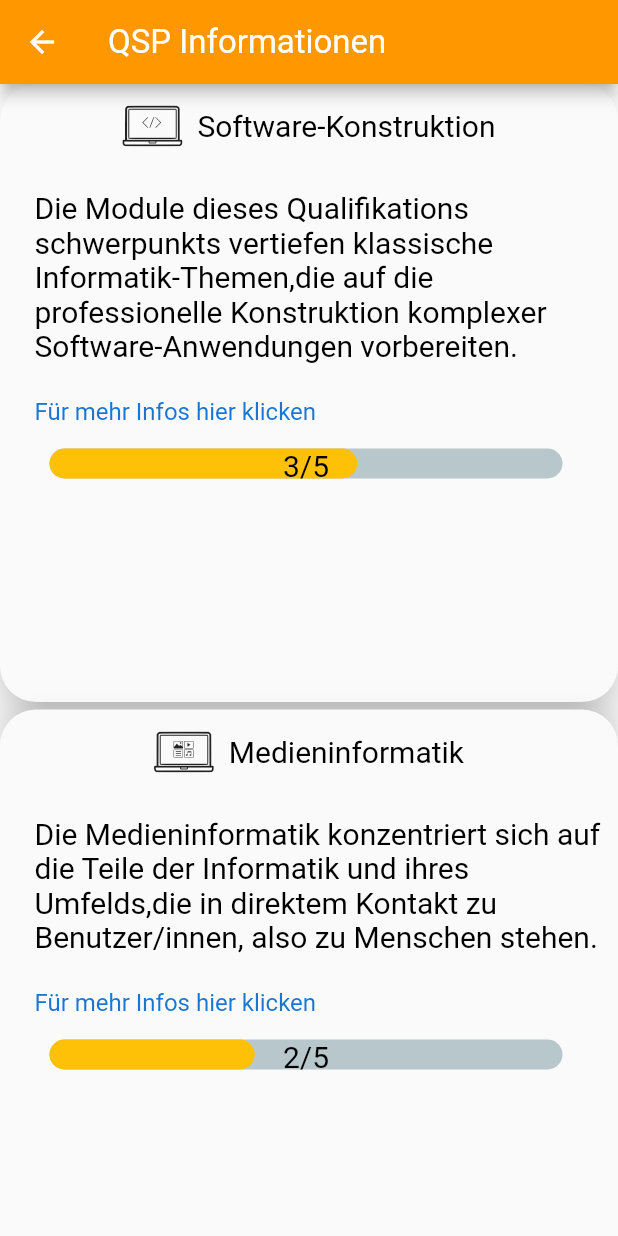
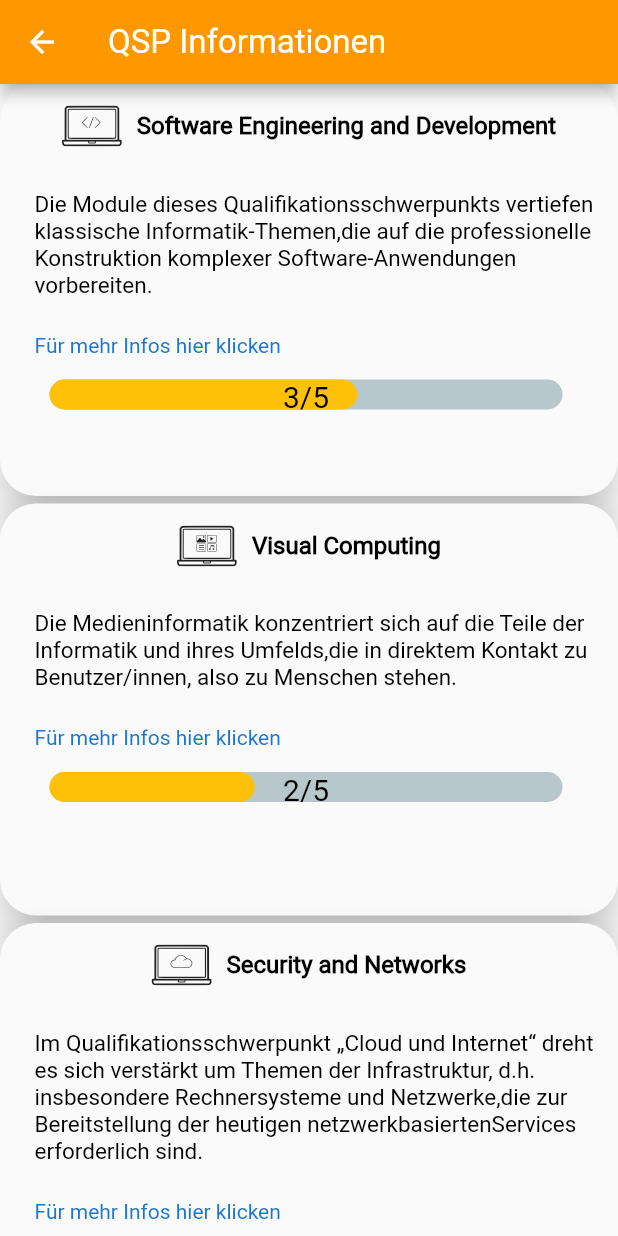
Before and after one commit to AlfredTachi/MyStudyBuddy2020, a Flutter app: the screen it shows after launch, after a tap on "Software Konstruktion", on a phone screen of 412 x 824 dp. Run offline on Flutter 3.47's test engine with Material 2 defaults, Android fonts, the phone set to English and light mode, and no system bars; drawn by our look-alikes of percent_indicator; our stand-ins replace photo_view, smooth_star_rating, webview_flutter; missing offline and left inert: flutter_plugin_pdf_viewer.

Commit message:
changed name of QSP

```diff
--- a/lib/qsp_info/staggered_view_qsp/StaggeredView.dart
+++ b/lib/qsp_info/staggered_view_qsp/StaggeredView.dart
@@ -33,7 +33,7 @@ Material qspdetails(
                 Column(children: <Widget>[Text("  ")]),
                 Column(children: <Widget>[
                   Padding(padding: EdgeInsets.fromLTRB(25.0,0,0,0)),
-                  Text(qsptitle),
+                  Text(qsptitle, style:TextStyle(fontWeight:FontWeight.bold,fontSize: 16)),
                 ]),
               ],
             ),
@@ -41,14 +41,14 @@ Material qspdetails(
             Row(
               children: <Widget>[
                 Padding(padding: EdgeInsets.fromLTRB(15,0,0,15)),
-                Flexible(child: Text(qspinfo),),
+                Flexible(child: Text(qspinfo, style:TextStyle(fontSize: 15))),
               ],
             ),
             Row(children: <Widget>[Text(" ")]),
             Row(
               children: <Widget>[
                 Padding(padding: EdgeInsets.fromLTRB(15,0,0,15)),
-                Link(child: Text(urltitle, style:TextStyle(color: Colors.blue[700], fontSize: 16),textAlign: TextAlign.center), url: url),
+                Link(child: Text(urltitle, style:TextStyle(color: Colors.blue[700], fontSize: 14),textAlign: TextAlign.center), url: url),
               ],
             ),
             Row(
@@ -93,8 +93,8 @@ class _StaggeredViewState extends State<StaggeredView> {
           children: <Widget>[
             qspdetails(
               QSPInfoIcons.software_icon,
-              "Software-Konstruktion",
-              "Die Module dieses Qualifikations schwerpunkts vertiefen klassische Informatik-Themen," +
+              "Software Engineering and Development",
+              "Die Module dieses Qualifikationsschwerpunkts vertiefen klassische Informatik-Themen," +
                   "die auf die professionelle Konstruktion komplexer Software-Anwendungen vorbereiten.",
               context,
               3/5,
@@ -104,7 +104,7 @@ class _StaggeredViewState extends State<StaggeredView> {
             ),
             qspdetails(
               QSPInfoIcons.medieninformatik_icon,
-              "Medieninformatik",
+              "Visual Computing",
               "Die Medieninformatik konzentriert sich auf die Teile der Informatik und ihres Umfelds," +
                   "die in direktem Kontakt zu Benutzer/innen, also zu Menschen stehen.",
               context,
@@ -115,7 +115,7 @@ class _StaggeredViewState extends State<StaggeredView> {
             ),
             qspdetails(
               QSPInfoIcons.cloud_icon,
-              "Cloud und Internet",
+              "Security and Networks",
               "Im Qualifikationsschwerpunkt „Cloud und Internet“ dreht es sich verstärkt um Themen der Infrastruktur, " +
                   "d.h. insbesondere Rechnersysteme und Netzwerke,die zur Bereitstellung der heutigen netzwerkbasierten" +
                   "Services erforderlich sind.",
@@ -127,9 +127,9 @@ class _StaggeredViewState extends State<StaggeredView> {
             )
           ],
           staggeredTiles: [
-            StaggeredTile.extent(1, screenHeight / 2),
-            StaggeredTile.extent(1, screenHeight / 2),
-            StaggeredTile.extent(1, screenHeight / 2),
+            StaggeredTile.extent(1, screenHeight / 3),
+            StaggeredTile.extent(1, screenHeight / 3),
+            StaggeredTile.extent(1, screenHeight / 2.5),
           ],
         ),
       ),
```
